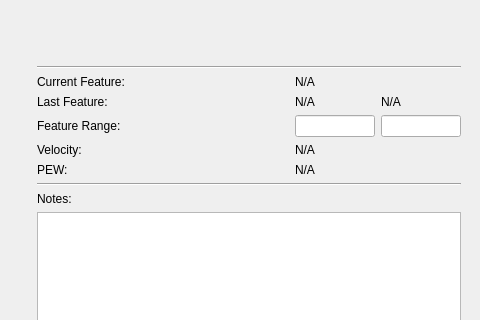
Old version of the form spec_analysis/app/gui_layouts/mainwindow.ui in the repository mwvgroup/SN-Spectral-Evolution; both pictures show x 434 to 914 and y 178 to 498 of the 914 by 650 pixel window.
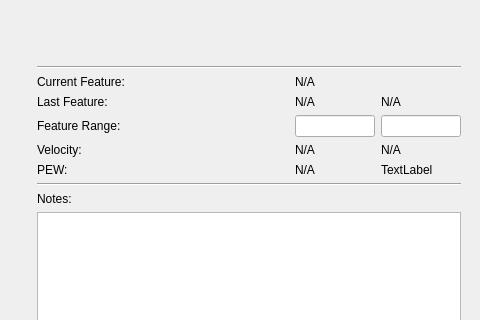
New version of the form. Custom widgets are drawn as their Qt base class.

Commit message: Adds std labels to GUI

The edit to the form file:
```diff
--- a/spec_analysis/app/gui_layouts/mainwindow.ui
+++ b/spec_analysis/app/gui_layouts/mainwindow.ui
@@ -266,6 +266,20 @@
             </property>
            </widget>
           </item>
+          <item row="4" column="2">
+           <widget class="QLabel" name="velocity_err_label">
+            <property name="text">
+             <string>N/A</string>
+            </property>
+           </widget>
+          </item>
+          <item row="5" column="2">
+           <widget class="QLabel" name="pew_err_label">
+            <property name="text">
+             <string>TextLabel</string>
+            </property>
+           </widget>
+          </item>
          </layout>
         </item>
         <item>
```
The commit also changes 2 other files.
